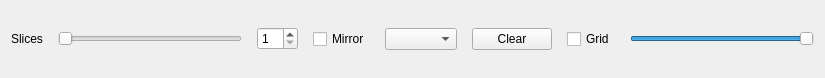
Qt form ui/TopWidget.ui (JulienChevron/Mandala) before a commit.
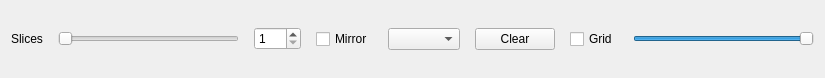
The same form after that commit.

What changed in the file:
```diff
--- a/ui/TopWidget.ui
+++ b/ui/TopWidget.ui
@@ -27,7 +27,7 @@
       <number>1</number>
      </property>
      <property name="maximum">
-      <number>18</number>
+      <number>100</number>
      </property>
      <property name="orientation">
       <enum>Qt::Horizontal</enum>
@@ -40,7 +40,7 @@
       <number>1</number>
      </property>
      <property name="maximum">
-      <number>18</number>
+      <number>100</number>
      </property>
     </widget>
    </item>
```
